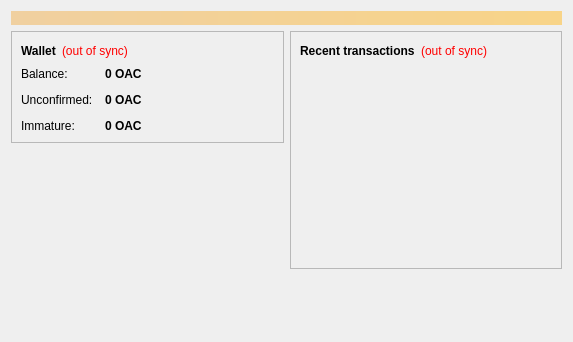
CloudMining/outastracoin, file src/qt/forms/overviewpage.ui: the form before one commit.
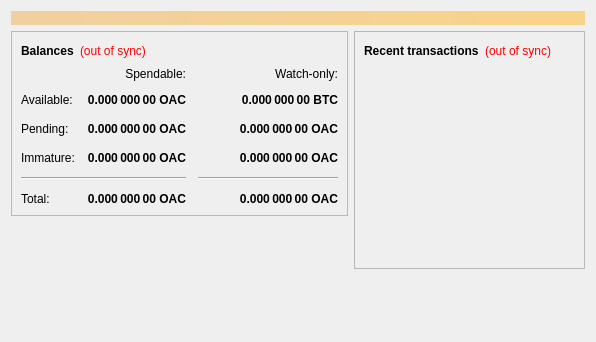
The form after the commit.

Diff of the .ui file:
```diff
--- a/src/qt/forms/overviewpage.ui
+++ b/src/qt/forms/overviewpage.ui
@@ -6,7 +6,7 @@
    <rect>
     <x>0</x>
     <y>0</y>
-    <width>573</width>
+    <width>596</width>
     <height>342</height>
    </rect>
   </property>
@@ -54,7 +54,7 @@
                </font>
               </property>
               <property name="text">
-               <string>Wallet</string>
+               <string>Balances</string>
               </property>
              </widget>
             </item>
@@ -75,6 +75,159 @@
              </widget>
             </item>
             <item>
+             <spacer name="horizontalSpacer_3">
+              <property name="orientation">
+               <enum>Qt::Horizontal</enum>
+              </property>
+              <property name="sizeHint" stdset="0">
+               <size>
+                <width>40</width>
+                <height>20</height>
+               </size>
+              </property>
+             </spacer>
+            </item>
+           </layout>
+          </item>
+          <item>
+           <layout class="QGridLayout" name="gridLayout">
+            <property name="spacing">
+             <number>12</number>
+            </property>
+            <item row="2" column="2">
+             <widget class="QLabel" name="labelWatchPending">
+              <property name="font">
+               <font>
+                <weight>75</weight>
+                <bold>true</bold>
+               </font>
+              </property>
+              <property name="cursor">
+               <cursorShape>IBeamCursor</cursorShape>
+              </property>
+              <property name="toolTip">
+               <string>Unconfirmed transactions to watch-only addresses</string>
+              </property>
+              <property name="text">
+               <string notr="true">0.000 000 00 OAC</string>
+              </property>
+              <property name="alignment">
+               <set>Qt::AlignRight|Qt::AlignTrailing|Qt::AlignVCenter</set>
+              </property>
+              <property name="textInteractionFlags">
+               <set>Qt::LinksAccessibleByMouse|Qt::TextSelectableByKeyboard|Qt::TextSelectableByMouse</set>
+              </property>
+             </widget>
+            </item>
+            <item row="2" column="1">
+             <widget class="QLabel" name="labelUnconfirmed">
+              <property name="font">
+               <font>
+                <weight>75</weight>
+                <bold>true</bold>
+               </font>
+              </property>
+              <property name="cursor">
+               <cursorShape>IBeamCursor</cursorShape>
+              </property>
+              <property name="toolTip">
+               <string>Total of transactions that have yet to be confirmed, and do not yet count toward the spendable balance</string>
+              </property>
+              <property name="text">
+               <string notr="true">0.000 000 00 OAC</string>
+              </property>
+              <property name="alignment">
+               <set>Qt::AlignRight|Qt::AlignTrailing|Qt::AlignVCenter</set>
+              </property>
+              <property name="textInteractionFlags">
+               <set>Qt::LinksAccessibleByMouse|Qt::TextSelectableByKeyboard|Qt::TextSelectableByMouse</set>
+              </property>
+             </widget>
+            </item>
+            <item row="3" column="2">
+             <widget class="QLabel" name="labelWatchImmature">
+              <property name="font">
+               <font>
+                <weight>75</weight>
+                <bold>true</bold>
+               </font>
+              </property>
+              <property name="cursor">
+               <cursorShape>IBeamCursor</cursorShape>
+              </property>
+              <property name="toolTip">
+               <string>Mined balance in watch-only addresses that has not yet matured</string>
+              </property>
+              <property name="text">
+               <string notr="true">0.000 000 00 OAC</string>
+              </property>
+              <property name="alignment">
+               <set>Qt::AlignRight|Qt::AlignTrailing|Qt::AlignVCenter</set>
+              </property>
+              <property name="textInteractionFlags">
+               <set>Qt::LinksAccessibleByMouse|Qt::TextSelectableByKeyboard|Qt::TextSelectableByMouse</set>
+              </property>
+             </widget>
+            </item>
+            <item row="4" column="0" colspan="2">
+             <widget class="Line" name="line">
+              <property name="orientation">
+               <enum>Qt::Horizontal</enum>
+              </property>
+             </widget>
+            </item>
+            <item row="4" column="2">
+             <widget class="Line" name="lineWatchBalance">
+              <property name="sizePolicy">
+               <sizepolicy hsizetype="Preferred" vsizetype="Fixed">
+                <horstretch>0</horstretch>
+                <verstretch>0</verstretch>
+               </sizepolicy>
+              </property>
+              <property name="minimumSize">
+               <size>
+                <width>140</width>
+                <height>0</height>
+               </size>
+              </property>
+              <property name="orientation">
+               <enum>Qt::Horizontal</enum>
+              </property>
+             </widget>
+            </item>
+            <item row="5" column="0">
+             <widget class="QLabel" name="labelTotalText">
+              <property name="text">
+               <string>Total:</string>
+              </property>
+             </widget>
+            </item>
+            <item row="3" column="1">
+             <widget class="QLabel" name="labelImmature">
+              <property name="font">
+               <font>
+                <weight>75</weight>
+                <bold>true</bold>
+               </font>
+              </property>
+              <property name="cursor">
+               <cursorShape>IBeamCursor</cursorShape>
+              </property>
+              <property name="toolTip">
+               <string>Mined balance that has not yet matured</string>
+              </property>
+              <property name="text">
+               <string notr="true">0.000 000 00 OAC</string>
+              </property>
+              <property name="alignment">
+               <set>Qt::AlignRight|Qt::AlignTrailing|Qt::AlignVCenter</set>
+              </property>
+              <property name="textInteractionFlags">
+               <set>Qt::LinksAccessibleByMouse|Qt::TextSelectableByKeyboard|Qt::TextSelectableByMouse</set>
+              </property>
+             </widget>
+            </item>
+            <item row="2" column="3">
              <spacer name="horizontalSpacer_2">
               <property name="orientation">
                <enum>Qt::Horizontal</enum>
@@ -87,28 +240,15 @@
               </property>
              </spacer>
             </item>
-           </layout>
-          </item>
-          <item>
-           <layout class="QFormLayout" name="formLayout_2">
-            <property name="fieldGrowthPolicy">
-             <enum>QFormLayout::AllNonFixedFieldsGrow</enum>
-            </property>
-            <property name="horizontalSpacing">
-             <number>12</number>
-            </property>
-            <property name="verticalSpacing">
-             <number>12</number>
-            </property>
-            <item row="0" column="0">
-             <widget class="QLabel" name="label">
+            <item row="3" column="0">
+             <widget class="QLabel" name="labelImmatureText">
               <property name="text">
-               <string>Balance:</string>
+               <string>Immature:</string>
               </property>
              </widget>
             </item>
-            <item row="0" column="1">
-             <widget class="QLabel" name="labelBalance">
+            <item row="5" column="1">
+             <widget class="QLabel" name="labelTotal">
               <property name="font">
                <font>
                 <weight>75</weight>
@@ -122,22 +262,60 @@
                <string>Your current balance</string>
               </property>
               <property name="text">
-               <string notr="true">0 OAC</string>
+               <string notr="true">0.000 000 00 OAC</string>
               </property>
+              <property name="alignment">
+               <set>Qt::AlignRight|Qt::AlignTrailing|Qt::AlignVCenter</set>
+              </property>
               <property name="textInteractionFlags">
                <set>Qt::LinksAccessibleByMouse|Qt::TextSelectableByKeyboard|Qt::TextSelectableByMouse</set>
               </property>
              </widget>
             </item>
+            <item row="5" column="2">
+             <widget class="QLabel" name="labelWatchTotal">
+              <property name="font">
+               <font>
+                <weight>75</weight>
+                <bold>true</bold>
+               </font>
+              </property>
+              <property name="cursor">
+               <cursorShape>IBeamCursor</cursorShape>
+              </property>
+              <property name="toolTip">
+               <string>Current total balance in watch-only addresses</string>
+              </property>
+              <property name="text">
+               <string notr="true">0.000 000 00 OAC</string>
+              </property>
+              <property name="alignment">
+               <set>Qt::AlignRight|Qt::AlignTrailing|Qt::AlignVCenter</set>
+              </property>
+              <property name="textInteractionFlags">
+               <set>Qt::LinksAccessibleByMouse|Qt::TextSelectableByKeyboard|Qt::TextSelectableByMouse</set>
+              </property>
+             </widget>
+            </item>
+            <item row="0" column="2">
+             <widget class="QLabel" name="labelWatchonly">
+              <property name="text">
+               <string>Watch-only:</string>
+              </property>
+              <property name="alignment">
+               <set>Qt::AlignRight|Qt::AlignTrailing|Qt::AlignVCenter</set>
+              </property>
+             </widget>
+            </item>
             <item row="1" column="0">
-             <widget class="QLabel" name="label_3">
+             <widget class="QLabel" name="labelBalanceText">
               <property name="text">
-               <string>Unconfirmed:</string>
+               <string>Available:</string>
               </property>
              </widget>
             </item>
             <item row="1" column="1">
-             <widget class="QLabel" name="labelUnconfirmed">
+             <widget class="QLabel" name="labelBalance">
               <property name="font">
                <font>
                 <weight>75</weight>
@@ -151,7 +329,35 @@
                <string>Total of transactions that have yet to be confirmed, and do not yet count toward the current balance</string>
               </property>
               <property name="text">
-               <string notr="true">0 OAC</string>
+               <string notr="true">0.000 000 00 OAC</string>
+              </property>
+              <property name="alignment">
+               <set>Qt::AlignRight|Qt::AlignTrailing|Qt::AlignVCenter</set>
+              </property>
+              <property name="textInteractionFlags">
+               <set>Qt::LinksAccessibleByMouse|Qt::TextSelectableByKeyboard|Qt::TextSelectableByMouse</set>
+              </property>
+             </widget>
+            </item>
+            <item row="1" column="2">
+             <widget class="QLabel" name="labelWatchAvailable">
+              <property name="font">
+               <font>
+                <weight>75</weight>
+                <bold>true</bold>
+               </font>
+              </property>
+              <property name="cursor">
+               <cursorShape>IBeamCursor</cursorShape>
+              </property>
+              <property name="toolTip">
+               <string>Your current balance in watch-only addresses</string>
+              </property>
+              <property name="text">
+               <string notr="true">0.000 000 00 BTC</string>
+              </property>
+              <property name="alignment">
+               <set>Qt::AlignRight|Qt::AlignTrailing|Qt::AlignVCenter</set>
               </property>
               <property name="textInteractionFlags">
                <set>Qt::LinksAccessibleByMouse|Qt::TextSelectableByKeyboard|Qt::TextSelectableByMouse</set>
@@ -159,28 +365,19 @@
              </widget>
             </item>
             <item row="2" column="0">
-             <widget class="QLabel" name="labelImmatureText">
+             <widget class="QLabel" name="labelPendingText">
               <property name="text">
-               <string>Immature:</string>
+               <string>Pending:</string>
               </property>
              </widget>
             </item>
-            <item row="2" column="1">
-             <widget class="QLabel" name="labelImmature">
-              <property name="font">
-               <font>
-                <weight>75</weight>
-                <bold>true</bold>
-               </font>
-              </property>
-              <property name="toolTip">
-               <string>Mined balance that has not yet matured</string>
-              </property>
+            <item row="0" column="1">
+             <widget class="QLabel" name="labelSpendable">
               <property name="text">
-               <string notr="true">0 OAC</string>
+               <string>Spendable:</string>
               </property>
-              <property name="textInteractionFlags">
-               <set>Qt::LinksAccessibleByMouse|Qt::TextSelectableByKeyboard|Qt::TextSelectableByMouse</set>
+              <property name="alignment">
+               <set>Qt::AlignRight|Qt::AlignTrailing|Qt::AlignVCenter</set>
               </property>
              </widget>
             </item>
@@ -219,8 +416,14 @@
            <layout class="QHBoxLayout" name="horizontalLayout_2">
             <item>
              <widget class="QLabel" name="label_4">
+              <property name="font">
+               <font>
+                <weight>75</weight>
+                <bold>true</bold>
+               </font>
+              </property>
               <property name="text">
-               <string>&lt;b&gt;Recent transactions&lt;/b&gt;</string>
+               <string>Recent transactions</string>
               </property>
              </widget>
             </item>
```
Left out of the diff: 10 changed lines with no effect on the pictures.
